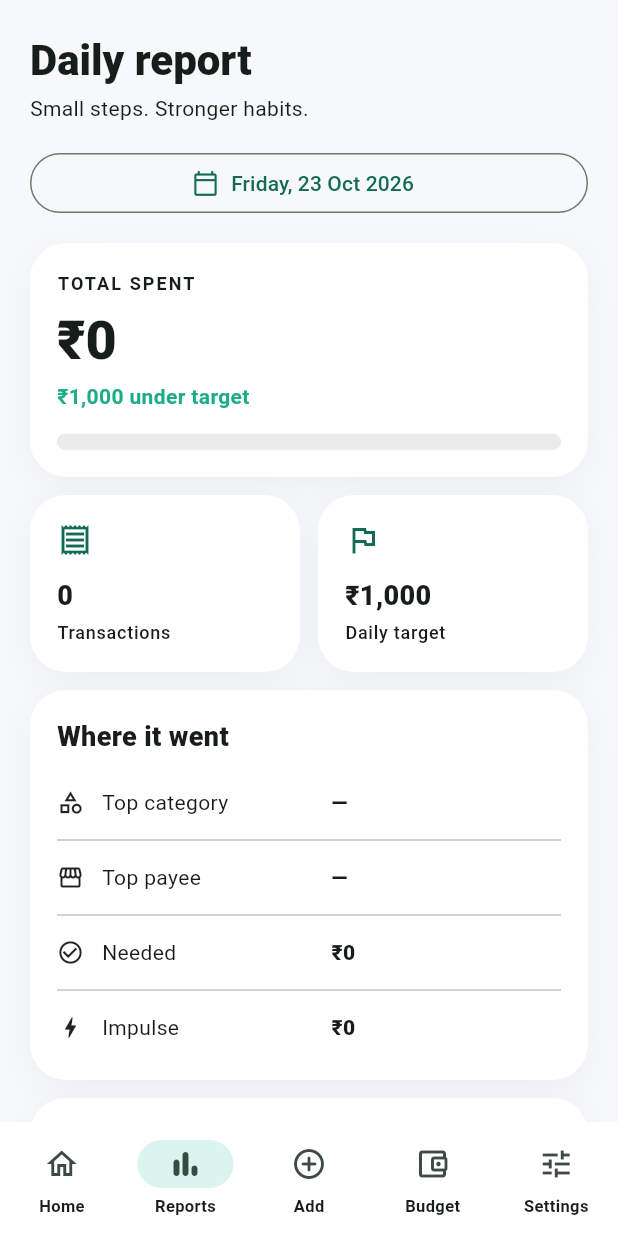
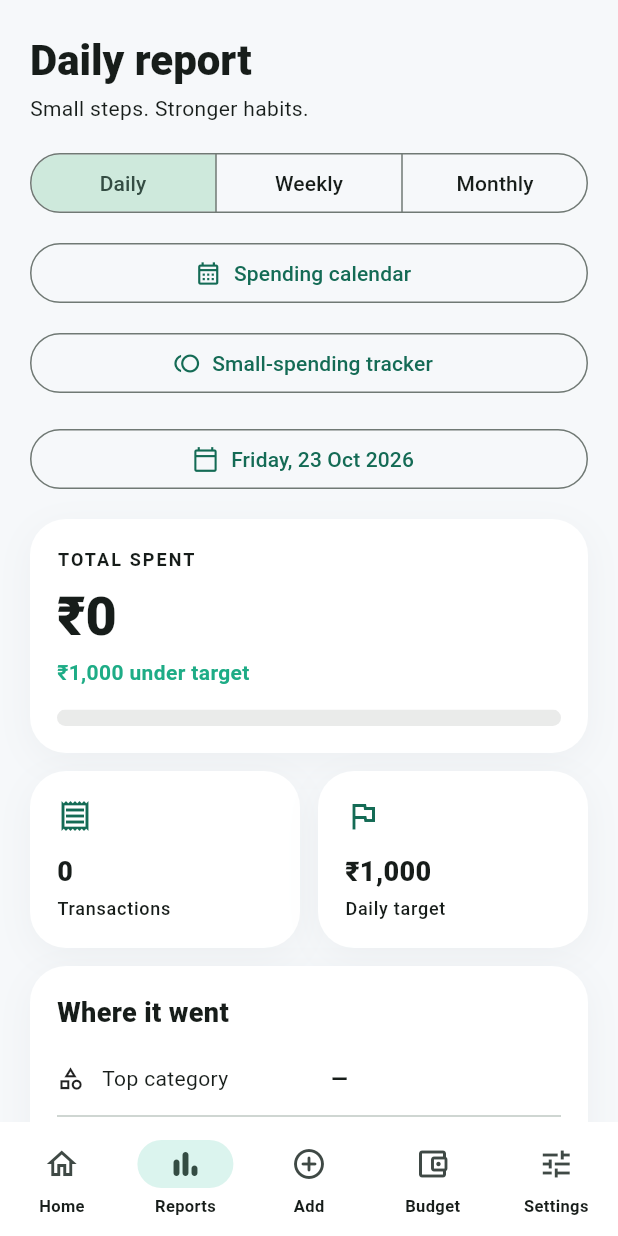
Before and after one commit to Shivayt007/upispender, a Flutter app: the screen it shows after launch, item 2 of the bottom bar chosen, on a phone screen of 412 x 824 dp. Run offline on Flutter 3.47's test engine with Material 3 defaults, Android fonts, the phone set to English and light mode, and no system bars; our stand-ins replace flutter_local_notifications, flutter_timezone, sqflite, timezone; accounts and stored records are empty.

Commit message:
Connect new reports, calendar, category limits and smart warnings to app navigation

```diff
--- a/lib/screens.dart
+++ b/lib/screens.dart
@@ -4,6 +4,7 @@ import 'package:intl/intl.dart';
 import 'data.dart';
 import 'notifications.dart';
 import 'sms_capture.dart';
+import 'insights_screens.dart';
 import 'add_sheet.dart';
 
 IconData categoryIcon(String name) => switch (name) {
@@ -124,6 +125,7 @@ class HomeScreen extends StatelessWidget {
         Text(DateFormat('EEEE, d MMMM yyyy').format(today),
             style: TextStyle(color: Theme.of(context).colorScheme.onSurfaceVariant)),
         SmsReviewBanner(store: store),
+        BudgetWarningsPanel(store: store),
         const SizedBox(height: 20),
         SurfaceCard(child: Column(children: [
           Row(mainAxisAlignment: MainAxisAlignment.spaceBetween, children: [
@@ -205,6 +207,7 @@ class HomeScreen extends StatelessWidget {
             ),
           )),
         ]),
+        SmallSpendsShortcut(store: store),
         const SizedBox(height: 24),
         sectionTitle('Today’s activity', trailing: TextButton(
           onPressed: () => Navigator.push(context, MaterialPageRoute<void>(
@@ -429,6 +432,7 @@ class ReportsScreen extends StatefulWidget {
 
 class _ReportsScreenState extends State<ReportsScreen> {
   DateTime day = DateTime.now();
+  int reportMode = 0;
   Future<void> pickDate() async {
     final choice = await showDatePicker(
       context: context, initialDate: day,
@@ -439,6 +443,12 @@ class _ReportsScreenState extends State<ReportsScreen> {
 
   @override
   Widget build(BuildContext context) {
+    if (reportMode != 0) {
+      return PeriodDashboard(
+        store: widget.store, mode: reportMode,
+        onModeChanged: (mode) => setState(() => reportMode = mode),
+      );
+    }
     final snapshot = widget.store.snapshot(day);
     final hidden = widget.store.flag('privacyMode');
     final positive = snapshot.left >= 0;
@@ -448,6 +458,30 @@ class _ReportsScreenState extends State<ReportsScreen> {
         Text('Daily report', style: Theme.of(context).textTheme.headlineMedium?.copyWith(fontWeight: FontWeight.w900)),
         const SizedBox(height: 4),
         const Text('Small steps. Stronger habits.'),
+        const SizedBox(height: 16),
+        SegmentedButton<int>(
+          selected: {reportMode}, showSelectedIcon: false,
+          segments: const [
+            ButtonSegment(value: 0, label: Text('Daily')),
+            ButtonSegment(value: 1, label: Text('Weekly')),
+            ButtonSegment(value: 2, label: Text('Monthly')),
+          ],
+          onSelectionChanged: (values) => setState(() => reportMode = values.first),
+        ),
+        const SizedBox(height: 12),
+        OutlinedButton.icon(
+          onPressed: () => Navigator.push(context, MaterialPageRoute<void>(
+            builder: (_) => SpendingCalendarScreen(store: widget.store))),
+          icon: const Icon(Icons.calendar_month_outlined),
+          label: const Text('Spending calendar'),
+        ),
+        const SizedBox(height: 12),
+        OutlinedButton.icon(
+          onPressed: () => Navigator.push(context, MaterialPageRoute<void>(
+            builder: (_) => SmallSpendsScreen(store: widget.store))),
+          icon: const Icon(Icons.toll_outlined),
+          label: const Text('Small-spending tracker'),
+        ),
         const SizedBox(height: 16),
         OutlinedButton.icon(
           onPressed: pickDate,
@@ -515,7 +549,7 @@ class _ReportsScreenState extends State<ReportsScreen> {
           ])),
         ])),
         const SizedBox(height: 18),
-        Text('Weekly and monthly charts, image/PDF sharing, and full exports are planned for v2.',
+        Text('Sharing as an image/PDF and full exports are planned for a future release.',
             style: Theme.of(context).textTheme.bodySmall, textAlign: TextAlign.center),
       ],
     );
@@ -623,6 +657,8 @@ class _BudgetScreenState extends State<BudgetScreen> {
           onPressed: save, icon: const Icon(Icons.save_outlined), label: const Text('Save target'))),
       ])),
       const SizedBox(height: 14),
+      CategoryBudgetsCard(store: widget.store),
+      const SizedBox(height: 14),
       SurfaceCard(child: Column(crossAxisAlignment: CrossAxisAlignment.start, children: [
         sectionTitle('Motivation'),
         const SizedBox(height: 14),
@@ -643,7 +679,7 @@ class _BudgetScreenState extends State<BudgetScreen> {
       SurfaceCard(child: Column(crossAxisAlignment: CrossAxisAlignment.start, children: [
         sectionTitle('Coming in future versions'),
         const SizedBox(height: 8),
-        const Text('Category caps, rollover, weekly bonus budget, salary-cycle budgeting, target suggestions and recurring bills.'),
+        const Text('Rollover, weekly bonus budget, salary-cycle budgeting, target suggestions and recurring bills.'),
       ])),
     ]);
   }
@@ -809,7 +845,7 @@ class SettingsScreen extends StatelessWidget {
         ),
       ])),
       const SizedBox(height: 14),
-      Text('UPI Spend Tracker • v1.1\nIncoming UPI SMS detection is optional. Statement imports, PIN/biometrics, widgets, backup and exports are still planned.',
+      Text('UPI Spend Tracker • v1.2\nIncoming UPI SMS detection is optional. Statement imports, PIN/biometrics, widgets, backup and exports are still planned.',
           textAlign: TextAlign.center,
           style: Theme.of(context).textTheme.bodySmall),
     ]);
```
